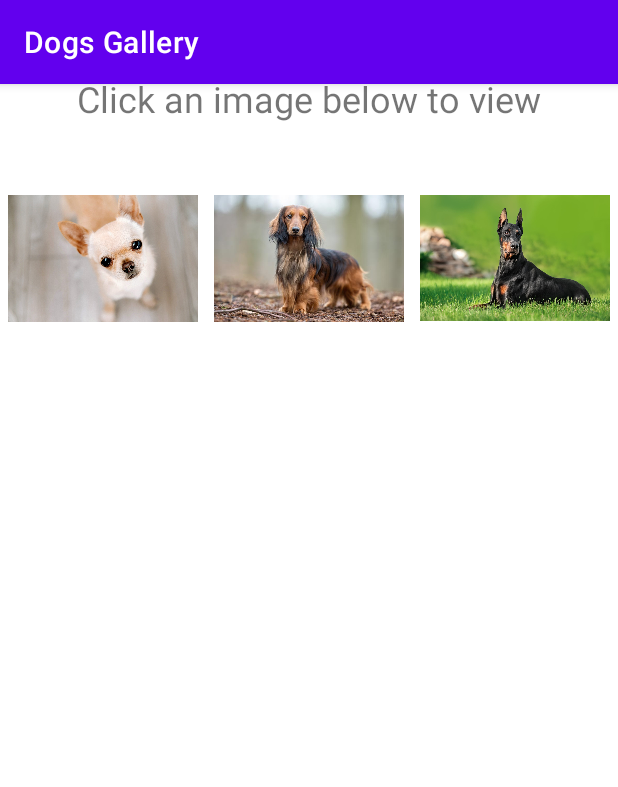
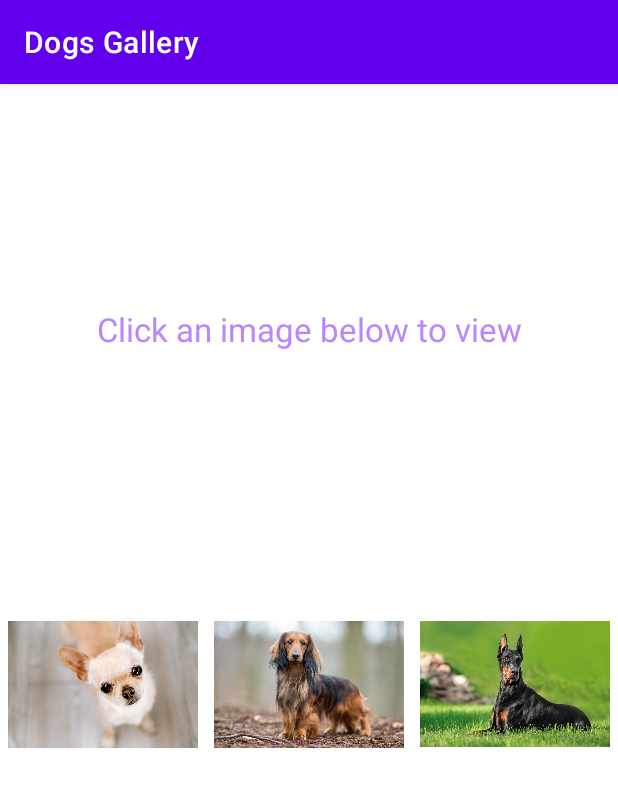
Before and after one commit to zxcipo753/newlab4_35, an Android app: the screen it shows after launch (SelectionActivity), on a phone screen of 412 x 824 dp. Shown: the top 787 px of the screen. Run offline under Robolectric (Android 15) with nearby library versions, the phone set to English and light mode, and no system bars.

Commit message:
final improve

```diff
--- a/app/src/main/AndroidManifest.xml
+++ b/app/src/main/AndroidManifest.xml
@@ -10,7 +10,7 @@
         android:supportsRtl="true"
         android:theme="@style/Theme.CIS3515_Assigment_3">
         <activity
-            android:name=".DisplayActivity"
+            android:name="DisplayActivity"
             android:exported="true" />
         <activity
             android:name="edu.temple.cis3515_assigment_4.SelectionActivity"
--- a/app/src/main/res/layout/activity_main.xml
+++ b/app/src/main/res/layout/activity_main.xml
@@ -10,7 +10,7 @@
         android:id="@+id/rcvView"
         android:layout_width="match_parent"
         android:layout_height="200dp"
-        android:layout_marginTop="16dp"
+        android:layout_marginTop="300dp"
         app:layout_constraintEnd_toEndOf="@id/mainImageView"
         app:layout_constraintHorizontal_bias="1.0"
         app:layout_constraintStart_toStartOf="parent"
@@ -20,14 +20,19 @@
         android:id="@+id/textView"
         android:layout_width="wrap_content"
         android:layout_height="wrap_content"
+        android:layout_marginStart="40dp"
+        android:layout_marginTop="40dp"
+        android:layout_marginEnd="40dp"
         android:text="@string/instructions"
-        android:textSize="24sp"
+        android:textAlignment="center"
+        android:textColor="@color/purple_200"
+        android:textSize="22sp"
         android:visibility="visible"
         app:layout_constraintBottom_toTopOf="@+id/rcvView"
         app:layout_constraintEnd_toEndOf="parent"
         app:layout_constraintStart_toStartOf="parent"
         app:layout_constraintTop_toTopOf="parent"
-        app:layout_constraintVertical_bias="0.478" />
+        app:layout_constraintVertical_bias="0.47" />
 
     <ImageView
         android:id="@+id/mainImageView"
```
